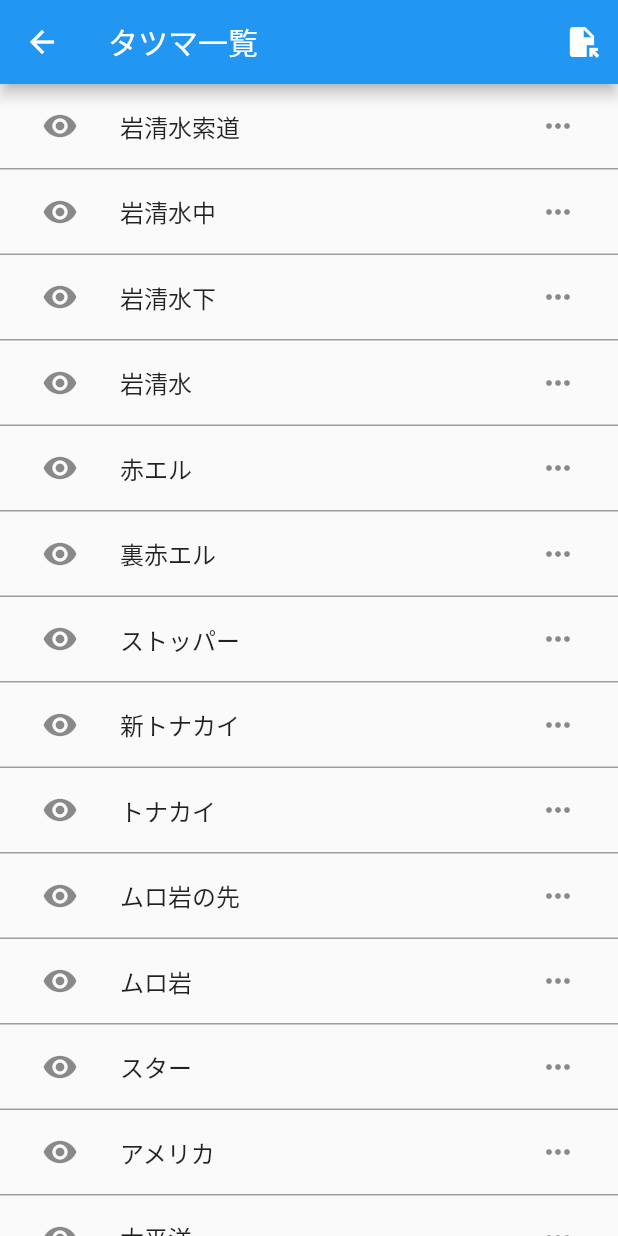
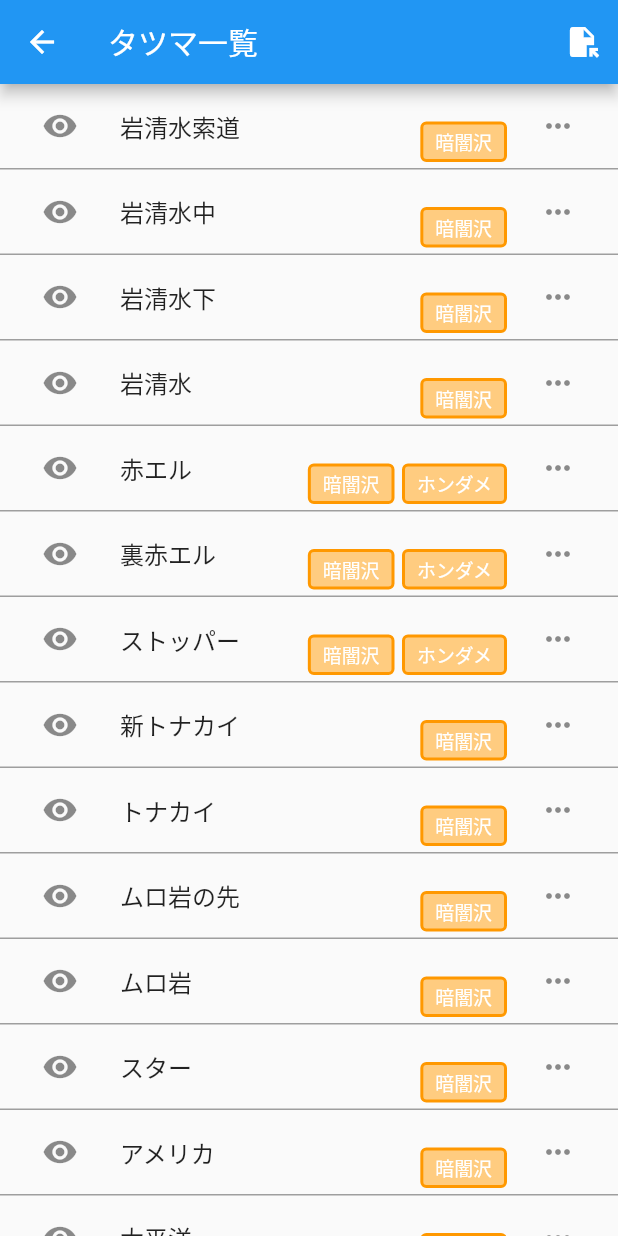
Before and after one commit to frchick/tatsumao, a Flutter app: the TatsumasPage screen opened directly, on a phone screen of 412 x 824 dp. Run offline on Flutter 3.47's test engine with Material 2 defaults, Android fonts, the phone set to English and light mode, and no system bars; our stand-ins replace firebase_core, firebase_database, flutter_map, latlong2; missing offline and left inert: file_selector; accounts and stored records are empty; statements that could not run were skipped.

Commit message:
タツマ一覧にエリアタグを表示。

```diff
--- a/lib/tatsumas.dart
+++ b/lib/tatsumas.dart
@@ -8,17 +8,6 @@ import 'package:firebase_database/firebase_database.dart';
 import 'package:xml/xml.dart';
 import 'firebase_options.dart';
 import 'mydragmarker.dart';
-
-//----------------------------------------------------------------------------
-// グローバル変数
-
-// アイコンボタン共通のスタイル
-final ButtonStyle _appIconButtonStyle = ElevatedButton.styleFrom(
-  foregroundColor: Colors.orange.shade900,
-  backgroundColor: Colors.transparent,
-  shadowColor: Colors.transparent,
-  fixedSize: Size(80,80),
-);
 
 //----------------------------------------------------------------------------
 //----------------------------------------------------------------------------
@@ -61,10 +50,12 @@ List<TatsumaData> tatsumas = [
   TatsumaData(LatLng(35.29942, 139.04639), "沢の上", true, 1),
 ];
 
-final List<Text> _areaLabels = [
-  Text("暗闇沢"), Text("ホンダメ"), Text("苅野上"), Text("笹原林道"),
-  Text("桧山"), Text("桧山下"), Text("桧山上"), Text("茗荷谷"),
-  Text("金太郎上"), Text("金太郎東"), Text("金太郎下"), Text(""),
+// 猟場のエリア名
+// NOTE: 設定ボタン表示の都合で、4の倍数個で定義
+const List<String> _areaNames = [
+  "暗闇沢", "ホンダメ", "苅野上", "笹原林道",
+  "桧山", "桧山下", "桧山上", "茗荷谷",
+  "金太郎上", "金太郎東", "金太郎下", "",
 ];
 
 // マップ上のタツマのマーカー配列
@@ -251,16 +242,38 @@ class TatsumasPage extends StatefulWidget
 
 class TatsumasPageState extends State<TatsumasPage>
 {
-  Border _borderStyle = const Border(
-    bottom: BorderSide(width:1.0, color:Colors.grey)
-  );
-
   // タツマデータに変更があったかのフラグ
   bool changeFlag = false;
+
+  // タツマ一覧に表示する、エリアタグ
+  // NOTE: 表示回数多いし静的なので事前作成
+  List<Container> _areaTags = [];
 
   @override
   initState() {
     super.initState();
+
+    // エリアラベルを作成
+    // NOTE: 初回のみ
+    if(_areaTags.length == 0){
+      final BoxDecoration boxDecoration = BoxDecoration(
+        borderRadius: BorderRadius.circular(4),
+        border: Border.all(color: Colors.orange, width:2),
+        color: Colors.orange[200],
+      );
+      for(int i = 0; i < _areaNames.length; i++){
+        _areaTags.add(Container(
+          margin: const EdgeInsets.only(right: 5),
+          padding: const EdgeInsets.symmetric(vertical:2, horizontal:8),
+          decoration: boxDecoration,
+          child: Text(
+            _areaNames[i],
+            textScaleFactor:0.9,
+            style: const TextStyle(color: Colors.white)
+          ),
+        ));
+      }
+    }
   }
 
   @override
@@ -278,7 +291,7 @@ class TatsumasPageState extends State<TatsumasPage>
           actions: [
             // GPXファイル読み込み
             IconButton(
-              icon: Icon(Icons.file_open),
+              icon: const Icon(Icons.file_open),
               onPressed:() async {
                 readTatsumaFromGPXSub(context);
               },
@@ -300,16 +313,49 @@ class TatsumasPageState extends State<TatsumasPage>
   Widget _menuItem(BuildContext context, int index) {
     final TatsumaData tatsuma = tatsumas[index];
 
+    // 表示するエリアタグを選択
+    List<Widget> areaTagsAndButton = [];
+    for(int i = 0; i < _areaTags.length; i++){
+      if((tatsuma.areaBits & (1 << i)) != 0){
+        areaTagsAndButton.add(_areaTags[i]);
+      }
+    }
+    if(tatsuma.areaBits != 0){
+      areaTagsAndButton.add(const SizedBox(width:5));
+    }
+
+    // 編集ボタンも追加しておく
+    areaTagsAndButton.add(IconButton(
+      icon: const Icon(Icons.more_horiz),
+      onPressed:() {
+        // タツマ名の変更ダイアログ
+        showChangeTatsumaDialog(context, index).then((res){
+          if(res != null){
+            setState((){
+              changeFlag = true;
+              tatsuma.name     = res["name"] as String;
+              tatsuma.visible  = res["visible"] as bool;
+              tatsuma.areaBits = res["areaBits"] as int;
+            });
+          }
+        });
+      }
+    ));
+
     return Container(
       // 境界線
-      decoration: BoxDecoration(border:_borderStyle),
+      decoration: const BoxDecoration(
+        border:Border(
+          bottom: const BorderSide(width:1.0, color:Colors.grey)
+        ),
+      ),
       // 表示/非表示アイコンとタツマ名
       child:ListTile(
         title: Text(tatsuma.name),
 
         // (左側)表示非表示アイコンボタン
         leading: IconButton(
-          icon: Icon(tatsuma.visible? Icons.visibility: Icons.visibility_off),
+          icon: (tatsuma.visible? const Icon(Icons.visibility): const Icon(Icons.visibility_off)),
           onPressed:() {
             // 表示非表示の切り替え
             setState((){
@@ -319,22 +365,12 @@ class TatsumasPageState extends State<TatsumasPage>
           },
         ),
 
-        // (右側)編集ボタン
-        trailing: IconButton(
-          icon: Icon(Icons.more_horiz),
-          onPressed:() {
-            // タツマ名の変更ダイアログ
-            showChangeTatsumaDialog(context, index).then((res){
-              if(res != null){
-                setState((){
-                  changeFlag = true;
-                  tatsuma.name     = res["name"] as String;
-                  tatsuma.visible  = res["visible"] as bool;
-                  tatsuma.areaBits = res["areaBits"] as int;
-                });
-              }
-            });
-          },
+        // (右側)エリアタグと編集ボタン
+        trailing: Row(
+          mainAxisAlignment: MainAxisAlignment.end,
+          mainAxisSize: MainAxisSize.min,
+          crossAxisAlignment: CrossAxisAlignment.end,
+          children: areaTagsAndButton
         ),
 
         onTap: (){
@@ -418,8 +454,11 @@ class TatsumaDialog extends StatefulWidget
     required this.areaBits,
   }){}
 
+  // 名前
   String name;
+  // 表示非表示フラグ
   bool visible;
+  // エリアビット
   int  areaBits;
 
   @override
@@ -435,7 +474,7 @@ class _TatsumaDialogDialogState extends State<TatsumaDialog>
       widget.visible? const Icon(Icons.visibility): const Icon(Icons.visibility_off);
 
     return AlertDialog(
-      title: Text("タツマ"),
+      title: const Text("タツマ"),
       content: Column(
         mainAxisSize: MainAxisSize.min,
         children: [
@@ -463,20 +502,20 @@ class _TatsumaDialogDialogState extends State<TatsumaDialog>
           ),
 
           // エリアON/OFFボタン
-          const SizedBox(height: 10), makeAreaButtonRow(0, 4, _areaLabels),
-          const SizedBox(height: 5),  makeAreaButtonRow(4, 4, _areaLabels),
-          const SizedBox(height: 5),  makeAreaButtonRow(8, 4, _areaLabels),
+          const SizedBox(height: 10), makeAreaButtonRow(0, 4, _areaNames),
+          const SizedBox(height: 5),  makeAreaButtonRow(4, 4, _areaNames),
+          const SizedBox(height: 5),  makeAreaButtonRow(8, 4, _areaNames),
         ]
       ),
       actions: [
         ElevatedButton(
-          child: Text("キャンセル"),
+          child: const Text("キャンセル"),
           onPressed: () {
             Navigator.pop(context);
           }
         ),
         ElevatedButton(
-          child: Text("OK"),
+          child: const Text("OK"),
           onPressed: () {
             Navigator.pop<Map<String,dynamic>>(context, {
               "name": dateTextController.text,
@@ -489,7 +528,7 @@ class _TatsumaDialogDialogState extends State<TatsumaDialog>
   }
 
   // エリア選択ボタンの横一列分を作成
-  ToggleButtons makeAreaButtonRow(int offset, int count, List<Text> areaLabels)
+  ToggleButtons makeAreaButtonRow(int offset, int count, List<String> areaNames)
   {
     // 初期状態でのON/OFFフラグ配列を作成
     List<bool> selectFlags = [];
@@ -497,6 +536,11 @@ class _TatsumaDialogDialogState extends State<TatsumaDialog>
       final int maskBit = (1 << (offset + i));
       final bool on = (widget.areaBits & maskBit) != 0;
       selectFlags.add(on);
+    }
+    // テキストラベルを作成
+    List<Text> areaLables = [];
+    for(int i = 0; i < count; i++){
+      areaLables.add(Text(areaNames[offset+i]));
     }
 
     return ToggleButtons(
@@ -511,7 +555,7 @@ class _TatsumaDialogDialogState extends State<TatsumaDialog>
         });
       },
       isSelected: selectFlags,
-      children: areaLabels.sublist(offset, offset+count),
+      children: areaLables,
 
       direction: Axis.horizontal,
       borderRadius: const BorderRadius.all(Radius.circular(8)),
```
